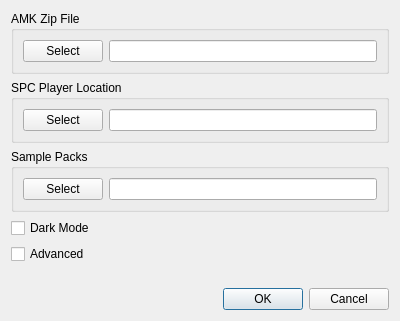
Old version of the form smw_music/data/preferences.ui in the repository com-posers-pit/smw_music.
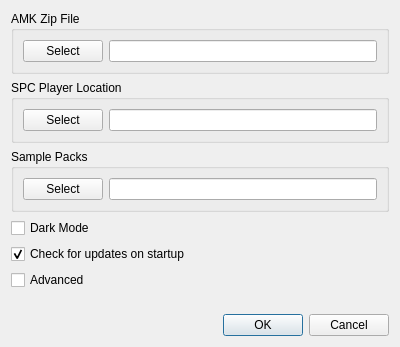
New version of the form.

Commit message:
Add preferences for new version check
Now playing:
Heroes by The Midnight

```diff
--- a/smw_music/data/preferences.ui
+++ b/smw_music/data/preferences.ui
@@ -7,7 +7,7 @@
     <x>0</x>
     <y>0</y>
     <width>400</width>
-    <height>321</height>
+    <height>347</height>
    </rect>
   </property>
   <property name="sizePolicy">
@@ -87,6 +87,16 @@
      </property>
     </widget>
    </item>
+   <item>
+    <widget class="QCheckBox" name="release_check">
+     <property name="text">
+      <string>Check for updates on startup</string>
+     </property>
+     <property name="checked">
+      <bool>true</bool>
+     </property>
+    </widget>
+   </item>
    <item>
     <widget class="QCheckBox" name="advanced_mode">
      <property name="text">
```
The commit also changes 4 other files.
